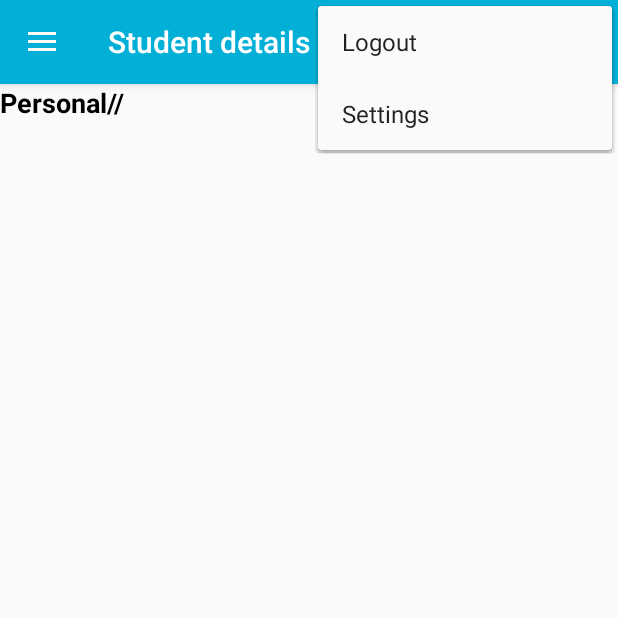
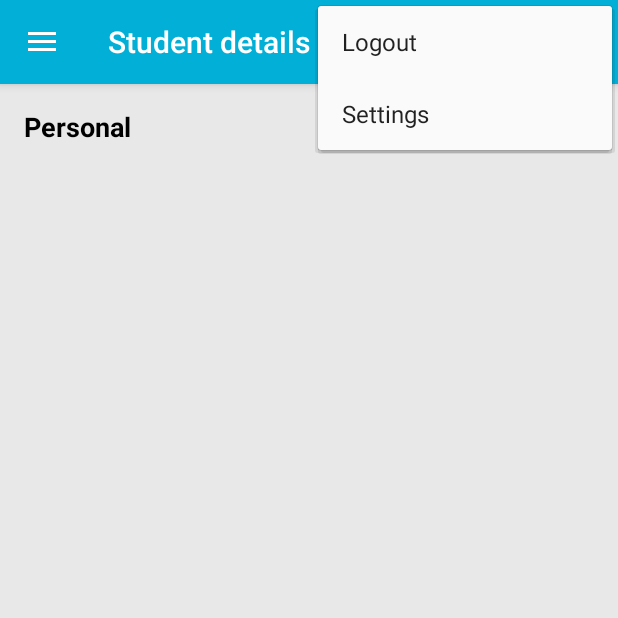
Before and after one commit to iamfirdous/Nedusoft, an Android app: the screen it shows after launch (StudentDetailsActivity), with the options menu open, on a phone screen of 412 x 824 dp, the top half of it. Run offline under Robolectric (Android 15) with nearby library versions, the phone set to English and light mode, and no system bars.

Commit message:
20-11-2017 10:44

```diff
--- a/app/src/main/res/layout/fragment_attendance.xml
+++ b/app/src/main/res/layout/fragment_attendance.xml
@@ -2,6 +2,8 @@
     xmlns:tools="http://schemas.android.com/tools"
     android:layout_width="match_parent"
     android:layout_height="match_parent"
+    android:padding="16dp"
+    android:background="@color/colorActivityBackground"
     tools:context="com.nexusinfo.nedusoft.ui.fragments.AttendanceFragment">
 
     <!-- TODO: Update blank fragment layout -->
--- a/app/src/main/res/layout/fragment_document.xml
+++ b/app/src/main/res/layout/fragment_document.xml
@@ -2,6 +2,8 @@
     xmlns:tools="http://schemas.android.com/tools"
     android:layout_width="match_parent"
     android:layout_height="match_parent"
+    android:padding="16dp"
+    android:background="@color/colorActivityBackground"
     tools:context="com.nexusinfo.nedusoft.ui.fragments.DocumentFragment">
 
     <!-- TODO: Update blank fragment layout -->
--- a/app/src/main/res/layout/fragment_family.xml
+++ b/app/src/main/res/layout/fragment_family.xml
@@ -2,6 +2,8 @@
     xmlns:tools="http://schemas.android.com/tools"
     android:layout_width="match_parent"
     android:layout_height="match_parent"
+    android:padding="16dp"
+    android:background="@color/colorActivityBackground"
     tools:context="com.nexusinfo.nedusoft.ui.fragments.FamilyFragment">
 
     <!-- TODO: Update blank fragment layout -->
--- a/app/src/main/res/layout/fragment_fee_master.xml
+++ b/app/src/main/res/layout/fragment_fee_master.xml
@@ -2,6 +2,8 @@
     xmlns:tools="http://schemas.android.com/tools"
     android:layout_width="match_parent"
     android:layout_height="match_parent"
+    android:padding="16dp"
+    android:background="@color/colorActivityBackground"
     tools:context="com.nexusinfo.nedusoft.ui.fragments.FeeMasterFragment">
 
     <!-- TODO: Update blank fragment layout -->
--- a/app/src/main/res/layout/fragment_hospital.xml
+++ b/app/src/main/res/layout/fragment_hospital.xml
@@ -2,6 +2,8 @@
     xmlns:tools="http://schemas.android.com/tools"
     android:layout_width="match_parent"
     android:layout_height="match_parent"
+    android:padding="16dp"
+    android:background="@color/colorActivityBackground"
     tools:context="com.nexusinfo.nedusoft.ui.fragments.HospitalFragment">
 
     <!-- TODO: Update blank fragment layout -->
--- a/app/src/main/res/layout/fragment_marks.xml
+++ b/app/src/main/res/layout/fragment_marks.xml
@@ -2,6 +2,8 @@
     xmlns:tools="http://schemas.android.com/tools"
     android:layout_width="match_parent"
     android:layout_height="match_parent"
+    android:padding="16dp"
+    android:background="@color/colorActivityBackground"
     tools:context="com.nexusinfo.nedusoft.ui.fragments.MarksFragment">
 
     <!-- TODO: Update blank fragment layout -->
--- a/app/src/main/res/layout/fragment_personal.xml
+++ b/app/src/main/res/layout/fragment_personal.xml
@@ -2,7 +2,9 @@
     xmlns:tools="http://schemas.android.com/tools"
     android:layout_width="match_parent"
     android:layout_height="match_parent"
-    tools:context="com.nexusinfo.nedusoft.ui.fragments.PersonalFragment">
+    tools:context="com.nexusinfo.nedusoft.ui.fragments.PersonalFragment"
+    android:padding="16dp"
+    android:background="@color/colorActivityBackground">
 
     <!-- TODO: Update blank fragment layout -->
     <TextView
@@ -11,6 +13,6 @@
         android:textSize="18dp"
         android:textStyle="bold"
         android:textColor="#FF000000"
-        android:text="Personal//" />
+        android:text="Personal" />
 
 </FrameLayout>
--- a/app/src/main/res/values/colors.xml
+++ b/app/src/main/res/values/colors.xml
@@ -3,4 +3,5 @@
     <color name="colorPrimary">#02afd6</color>
     <color name="colorPrimaryDark">#0287c6</color>
     <color name="colorAccent">#689f38</color>
+    <color name="colorActivityBackground">#e8e8e8</color>
 </resources>
```
